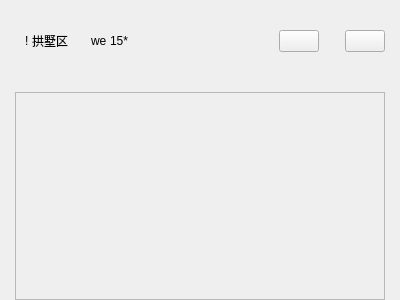
First picture: the form in homepage.ui, repository breaveSun/central_control, before the edit.
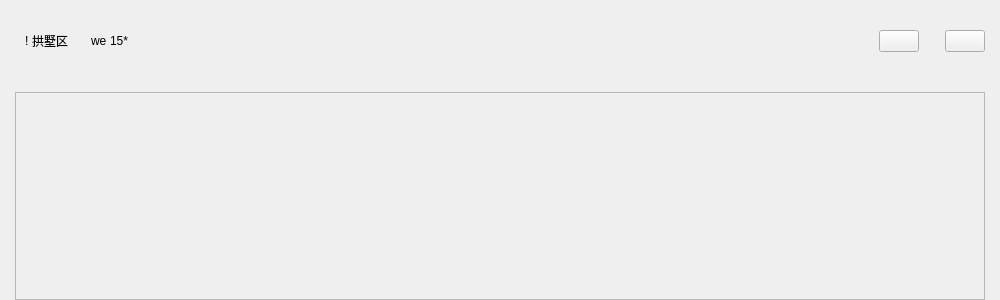
Second picture: the form after the edit. Custom widgets are drawn as their Qt base class.

```diff
--- a/homepage.ui
+++ b/homepage.ui
@@ -6,12 +6,12 @@
    <rect>
     <x>0</x>
     <y>0</y>
-    <width>400</width>
+    <width>1000</width>
     <height>300</height>
    </rect>
   </property>
   <property name="sizePolicy">
-   <sizepolicy hsizetype="Expanding" vsizetype="Maximum">
+   <sizepolicy hsizetype="Maximum" vsizetype="Maximum">
     <horstretch>0</horstretch>
     <verstretch>0</verstretch>
    </sizepolicy>
@@ -322,12 +322,12 @@
        <rect>
         <x>0</x>
         <y>0</y>
-        <width>368</width>
+        <width>968</width>
         <height>1000</height>
        </rect>
       </property>
       <property name="sizePolicy">
-       <sizepolicy hsizetype="Expanding" vsizetype="Maximum">
+       <sizepolicy hsizetype="Expanding" vsizetype="Fixed">
         <horstretch>0</horstretch>
         <verstretch>0</verstretch>
        </sizepolicy>
@@ -352,7 +352,7 @@
       </property>
       <layout class="QVBoxLayout" name="verticalLayout">
        <property name="spacing">
-        <number>40</number>
+        <number>0</number>
        </property>
        <property name="leftMargin">
         <number>0</number>
```
